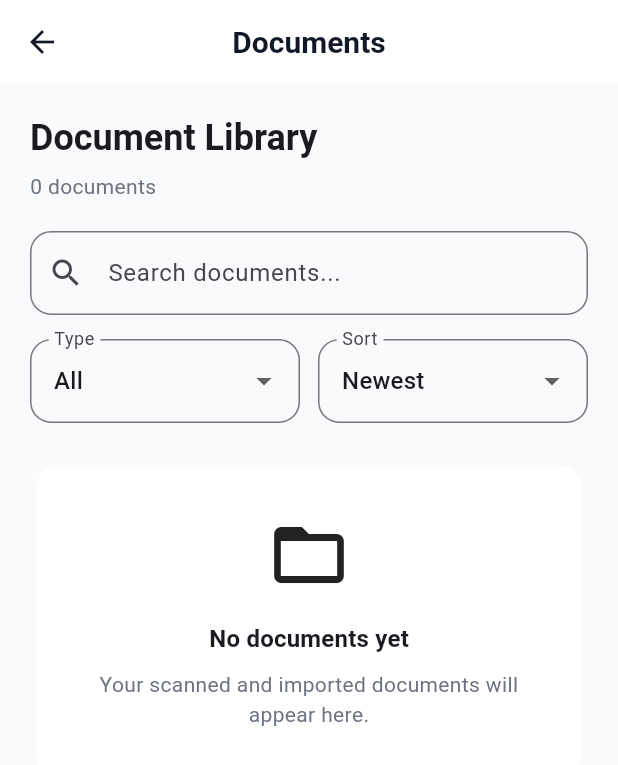
After one commit to prggopinath/docintel-ai, a Flutter app: the screen it shows after launch, after a tap on "View All", on a phone screen of 412 x 824 dp. The commit adds this screen. Shown: the top 765 px of the screen. Run offline on Flutter 3.47's test engine with Material 3 defaults, Android fonts, the phone set to English and light mode, and no system bars; our stand-ins replace dio, file_picker, image_picker, pdf, printing, share_plus and 1 more; missing offline and left inert: google_mlkit_text_recognition, pdfx, read_pdf_text; accounts and stored records are empty.

Commit message:
Add document library

```diff
--- /dev/null
+++ b/mobile/app/lib/features/documents/screens/documents_screen.dart
@@ -0,0 +1,462 @@
+import 'package:flutter/material.dart';
+
+import '../../../services/storage/document_repository.dart';
+import '../../../shared/models/document_model.dart';
+import 'document_detail_screen.dart';
+
+class DocumentsScreen extends StatefulWidget {
+  const DocumentsScreen({super.key});
+
+  @override
+  State<DocumentsScreen> createState() => _DocumentsScreenState();
+}
+
+class _DocumentsScreenState extends State<DocumentsScreen> {
+  final DocumentRepository _repository = DocumentRepository();
+
+  List<DocumentModel> _documents = [];
+  List<DocumentModel> _filteredDocuments = [];
+
+  bool _isLoading = true;
+
+  String _searchQuery = '';
+  String _selectedType = 'All';
+  String _sortOrder = 'Newest';
+
+  final List<String> _documentTypes = [
+    'All',
+    'Invoice',
+    'Receipt',
+    'Book',
+    'Notes',
+    'ID Card',
+    'Certificate',
+    'Business Card',
+    'Research Paper',
+    'Other',
+  ];
+
+  @override
+  void initState() {
+    super.initState();
+    _loadDocuments();
+  }
+
+  Future<void> _loadDocuments() async {
+    try {
+      final documents = await _repository.getAll();
+
+      if (!mounted) return;
+
+      setState(() {
+        _documents = documents;
+        _isLoading = false;
+      });
+
+      _applyFilters();
+    } catch (e) {
+      if (!mounted) return;
+
+      setState(() {
+        _isLoading = false;
+      });
+
+      ScaffoldMessenger.of(context).showSnackBar(
+        SnackBar(
+          content: Text('Unable to load documents: $e'),
+        ),
+      );
+    }
+  }
+
+  void _applyFilters() {
+    List<DocumentModel> results = List.from(_documents);
+
+    if (_selectedType != 'All') {
+      results = results
+          .where(
+            (document) =>
+                document.documentType.toLowerCase() ==
+                _selectedType.toLowerCase(),
+          )
+          .toList();
+    }
+
+    if (_searchQuery.trim().isNotEmpty) {
+      final query = _searchQuery.trim().toLowerCase();
+
+      results = results.where((document) {
+        return document.name.toLowerCase().contains(query) ||
+            document.extractedText.toLowerCase().contains(query) ||
+            document.documentType.toLowerCase().contains(query);
+      }).toList();
+    }
+
+    if (_sortOrder == 'Newest') {
+      results.sort(
+        (a, b) => b.createdAt.compareTo(a.createdAt),
+      );
+    } else {
+      results.sort(
+        (a, b) => a.createdAt.compareTo(b.createdAt),
+      );
+    }
+
+    setState(() {
+      _filteredDocuments = results;
+    });
+  }
+
+  Future<void> _openDocument(DocumentModel document) async {
+    final deleted = await Navigator.push<bool>(
+      context,
+      MaterialPageRoute(
+        builder: (_) => DocumentDetailScreen(
+          document: document,
+        ),
+      ),
+    );
+
+    if (!mounted) return;
+
+    if (deleted == true) {
+      await _loadDocuments();
+    }
+  }
+
+  Future<void> _deleteDocument(DocumentModel document) async {
+    final shouldDelete = await showDialog<bool>(
+      context: context,
+      builder: (context) {
+        return AlertDialog(
+          title: const Text('Delete Document?'),
+          content: Text(
+            'Delete "${document.name}" permanently?',
+          ),
+          actions: [
+            TextButton(
+              onPressed: () {
+                Navigator.pop(context, false);
+              },
+              child: const Text('Cancel'),
+            ),
+            FilledButton(
+              onPressed: () {
+                Navigator.pop(context, true);
+              },
+              child: const Text('Delete'),
+            ),
+          ],
+        );
+      },
+    );
+
+    if (shouldDelete != true) return;
+
+    try {
+      await _repository.delete(document.id);
+
+      if (!mounted) return;
+
+      await _loadDocuments();
+
+      if (!mounted) return;
+
+      ScaffoldMessenger.of(context).showSnackBar(
+        const SnackBar(
+          content: Text('Document deleted.'),
+        ),
+      );
+    } catch (e) {
+      if (!mounted) return;
+
+      ScaffoldMessenger.of(context).showSnackBar(
+        SnackBar(
+          content: Text('Unable to delete document: $e'),
+        ),
+      );
+    }
+  }
+
+  String _formatDate(DateTime date) {
+    return '${date.day}/${date.month}/${date.year} '
+        '${date.hour.toString().padLeft(2, '0')}:'
+        '${date.minute.toString().padLeft(2, '0')}';
+  }
+
+  IconData _getDocumentIcon(DocumentModel document) {
+    switch (document.documentType.toLowerCase()) {
+      case 'invoice':
+        return Icons.receipt_long_outlined;
+      case 'receipt':
+        return Icons.receipt_outlined;
+      case 'book':
+        return Icons.menu_book_outlined;
+      case 'notes':
+        return Icons.note_alt_outlined;
+      case 'id card':
+        return Icons.badge_outlined;
+      case 'certificate':
+        return Icons.workspace_premium_outlined;
+      case 'business card':
+        return Icons.contact_page_outlined;
+      case 'research paper':
+        return Icons.article_outlined;
+      default:
+        if (document.type.toLowerCase() == 'pdf') {
+          return Icons.picture_as_pdf_outlined;
+        }
+
+        return Icons.image_outlined;
+    }
+  }
+
+  Widget _buildDocumentCard(DocumentModel document) {
+    return Card(
+      elevation: 0,
+      margin: const EdgeInsets.only(bottom: 10),
+      child: ListTile(
+        contentPadding: const EdgeInsets.symmetric(
+          horizontal: 16,
+          vertical: 8,
+        ),
+        leading: CircleAvatar(
+          child: Icon(
+            _getDocumentIcon(document),
+          ),
+        ),
+        title: Text(
+          document.name,
+          maxLines: 1,
+          overflow: TextOverflow.ellipsis,
+        ),
+        subtitle: Padding(
+          padding: const EdgeInsets.only(top: 6),
+          child: Text(
+            '${document.documentType} • '
+            '${document.source} • '
+            '${_formatDate(document.createdAt)}',
+            maxLines: 2,
+            overflow: TextOverflow.ellipsis,
+          ),
+        ),
+        onTap: () => _openDocument(document),
+        trailing: PopupMenuButton<String>(
+          onSelected: (value) async {
+            if (value == 'open') {
+              await _openDocument(document);
+            }
+
+            if (value == 'delete') {
+              await _deleteDocument(document);
+            }
+          },
+          itemBuilder: (context) => const [
+            PopupMenuItem<String>(
+              value: 'open',
+              child: ListTile(
+                leading: Icon(Icons.open_in_new),
+                title: Text('Open'),
+                contentPadding: EdgeInsets.zero,
+              ),
+            ),
+            PopupMenuItem<String>(
+              value: 'delete',
+              child: ListTile(
+                leading: Icon(Icons.delete_outline),
+                title: Text('Delete'),
+                contentPadding: EdgeInsets.zero,
+              ),
+            ),
+          ],
+        ),
+      ),
+    );
+  }
+
+  Widget _buildEmptyState() {
+    final hasFilters =
+        _searchQuery.trim().isNotEmpty || _selectedType != 'All';
+
+    return Card(
+      elevation: 0,
+      child: Padding(
+        padding: const EdgeInsets.all(32),
+        child: Center(
+          child: Column(
+            children: [
+              Icon(
+                hasFilters
+                    ? Icons.search_off_outlined
+                    : Icons.folder_open_outlined,
+                size: 56,
+              ),
+              const SizedBox(height: 16),
+              Text(
+                hasFilters
+                    ? 'No matching documents'
+                    : 'No documents yet',
+                style: Theme.of(context).textTheme.titleMedium?.copyWith(
+                      fontWeight: FontWeight.bold,
+                    ),
+              ),
+              const SizedBox(height: 8),
+              Text(
+                hasFilters
+                    ? 'Try changing your search or filter.'
+                    : 'Your scanned and imported documents will appear here.',
+                textAlign: TextAlign.center,
+              ),
+            ],
+          ),
+        ),
+      ),
+    );
+  }
+
+  @override
+  Widget build(BuildContext context) {
+    final theme = Theme.of(context);
+
+    return Scaffold(
+      appBar: AppBar(
+        title: const Text('Documents'),
+      ),
+      body: _isLoading
+          ? const Center(
+              child: CircularProgressIndicator(),
+            )
+          : RefreshIndicator(
+              onRefresh: _loadDocuments,
+              child: SingleChildScrollView(
+                physics: const AlwaysScrollableScrollPhysics(),
+                padding: const EdgeInsets.all(20),
+                child: Column(
+                  crossAxisAlignment: CrossAxisAlignment.start,
+                  children: [
+                    Text(
+                      'Document Library',
+                      style: theme.textTheme.headlineSmall?.copyWith(
+                        fontWeight: FontWeight.bold,
+                      ),
+                    ),
+
+                    const SizedBox(height: 6),
+
+                    Text(
+                      '${_documents.length} '
+                      '${_documents.length == 1 ? 'document' : 'documents'}',
+                      style: theme.textTheme.bodyMedium,
+                    ),
+
+                    const SizedBox(height: 20),
+
+                    TextField(
+                      decoration: InputDecoration(
+                        hintText: 'Search documents...',
+                        prefixIcon: const Icon(Icons.search),
+                        suffixIcon: _searchQuery.isNotEmpty
+                            ? IconButton(
+                                tooltip: 'Clear search',
+                                icon: const Icon(Icons.clear),
+                                onPressed: () {
+                                  setState(() {
+                                    _searchQuery = '';
+                                  });
+                                  _applyFilters();
+                                },
+                              )
+                            : null,
+                        border: OutlineInputBorder(
+                          borderRadius: BorderRadius.circular(14),
+                        ),
+                      ),
+                      onChanged: (value) {
+                        _searchQuery = value;
+                        _applyFilters();
+                      },
+                    ),
+
+                    const SizedBox(height: 16),
+
+                    Row(
+                      children: [
+                        Expanded(
+                          child: DropdownButtonFormField<String>(
+                            initialValue: _selectedType,
+                            decoration: InputDecoration(
+                              labelText: 'Type',
+                              border: OutlineInputBorder(
+                                borderRadius: BorderRadius.circular(14),
+                              ),
+                            ),
+                            items: _documentTypes
+                                .map(
+                                  (type) => DropdownMenuItem(
+                                    value: type,
+                                    child: Text(type),
+                                  ),
+                                )
+                                .toList(),
+                            onChanged: (value) {
+                              if (value == null) return;
+
+                              setState(() {
+                                _selectedType = value;
+                              });
+
+                              _applyFilters();
+                            },
+                          ),
+                        ),
+
+                        const SizedBox(width: 12),
+
+                        Expanded(
+                          child: DropdownButtonFormField<String>(
+                            initialValue: _sortOrder,
+                            decoration: InputDecoration(
+                              labelText: 'Sort',
+                              border: OutlineInputBorder(
+                                borderRadius: BorderRadius.circular(14),
+                              ),
+                            ),
+                            items: const [
+                              DropdownMenuItem(
+                                value: 'Newest',
+                                child: Text('Newest'),
+                              ),
+                              DropdownMenuItem(
+                                value: 'Oldest',
+                                child: Text('Oldest'),
+                              ),
+                            ],
+                            onChanged: (value) {
+                              if (value == null) return;
+
+                              setState(() {
+                                _sortOrder = value;
+                              });
+
+                              _applyFilters();
+                            },
+                          ),
+                        ),
+                      ],
+                    ),
+
+                    const SizedBox(height: 24),
+
+                    if (_filteredDocuments.isEmpty)
+                      _buildEmptyState()
+                    else
+                      ..._filteredDocuments.map(_buildDocumentCard),
+
+                    const SizedBox(height: 20),
+                  ],
+                ),
+              ),
+            ),
+    );
+  }
+}
--- a/mobile/app/lib/features/home/screens/home_screen.dart
+++ b/mobile/app/lib/features/home/screens/home_screen.dart
@@ -8,6 +8,7 @@ import '../widgets/recent_documents.dart';
 import '../../scan/screens/document_type_screen.dart';
 import '../../pdf/screens/pdf_tools_screen.dart';
 import '../../image/screens/image_tools_screen.dart';
+import '../../documents/screens/documents_screen.dart';
 
 class HomeScreen extends StatefulWidget {
   const HomeScreen({super.key});
@@ -39,6 +40,15 @@ class _HomeScreenState extends State<HomeScreen> {
       context,
       MaterialPageRoute(
         builder: (_) => const PdfToolsScreen(),
+      ),
+    );
+  }
+
+  void _openDocuments() {
+    Navigator.push(
+      context,
+      MaterialPageRoute(
+        builder: (_) => const DocumentsScreen(),
       ),
     );
   }
@@ -136,8 +146,19 @@ class _HomeScreenState extends State<HomeScreen> {
 
               const SizedBox(height: 32),
 
-              const SectionTitle(
-                title: 'Recent Documents',
+              Row(
+                children: [
+                  const Expanded(
+                    child: SectionTitle(
+                      title: 'Recent Documents',
+                    ),
+                  ),
+                  TextButton.icon(
+                    onPressed: _openDocuments,
+                    icon: const Icon(Icons.arrow_forward),
+                    label: const Text('View All'),
+                  ),
+                ],
               ),
 
               const SizedBox(height: 16),
```
